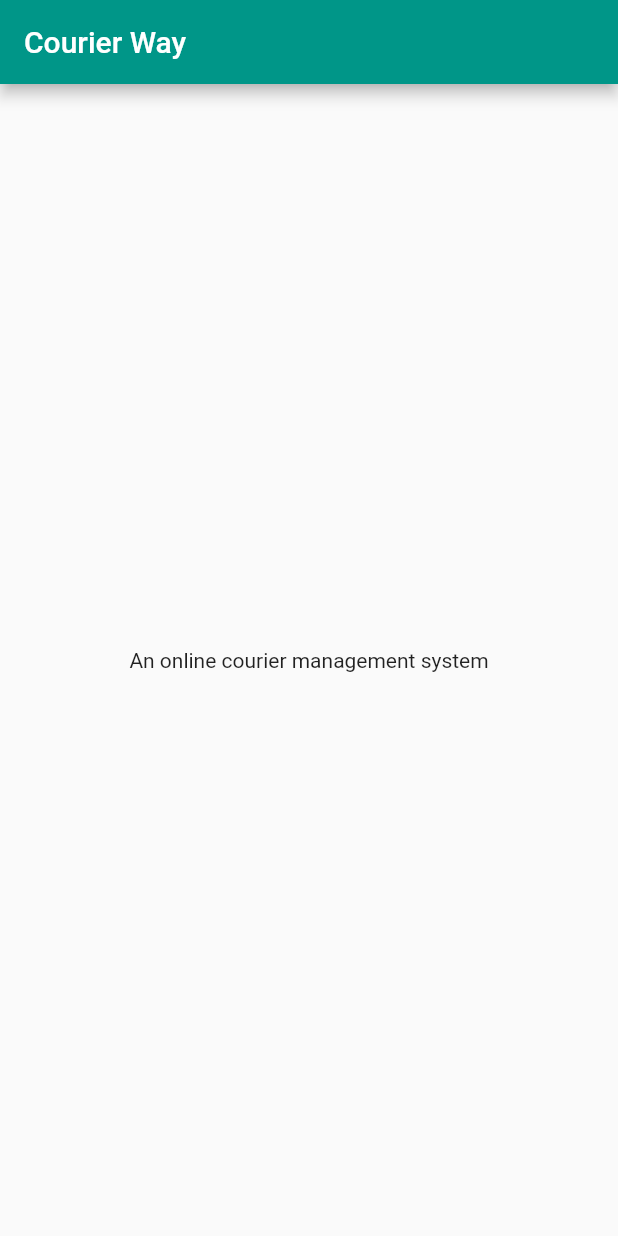
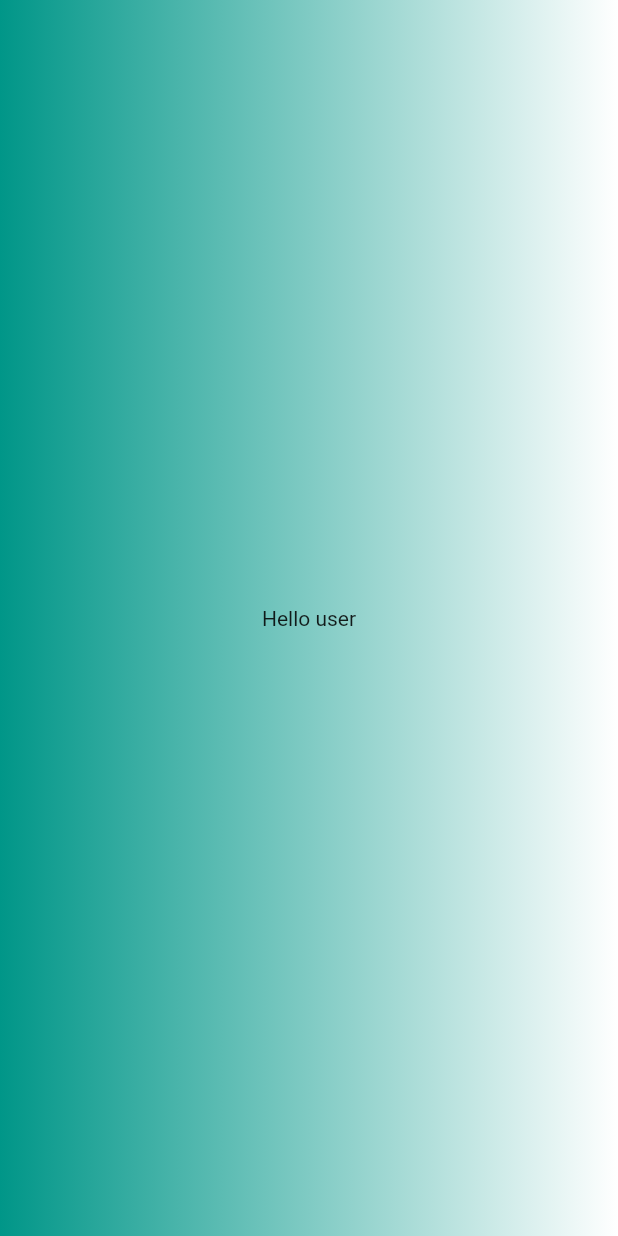
Before and after one commit to whattadarsh/courierManagementSystem, a Flutter app: the screen it shows after launch, on a phone screen of 412 x 824 dp. Run offline on Flutter 3.47's test engine with Material 2 defaults, Android fonts, the phone set to English and light mode, and no system bars; our stand-ins replace flutter_screenutil.

Commit message:
[ADD] main.dart welcome_page.dart and App Name

```diff
--- a/lib/main.dart
+++ b/lib/main.dart
@@ -1,4 +1,8 @@
 import 'package:flutter/material.dart';
+
+/// Project Import
+import 'shared/common.dart';
+import 'modules/customer/welcome_page.dart';
 
 void main() {
   runApp(MyApp());
@@ -9,36 +13,23 @@ class MyApp extends StatelessWidget {
   @override
   Widget build(BuildContext context) {
     return MaterialApp(
-      title: 'Courier Way',
+      title: companyName,
       theme: ThemeData(
         primarySwatch: Colors.teal,
         visualDensity: VisualDensity.adaptivePlatformDensity,
+        primaryTextTheme: TextTheme(
+          headline6: TextStyle(
+            color: Colors.black,
+            fontWeight: FontWeight.w700,
+          ),
+        ),
       ),
-      home: MyHomePage(title: 'Courier Way'),
+      // home: WelcomePage(),
+
+      debugShowCheckedModeBanner: false,
+      routes: {
+        "/": (ctx) => WelcomePage(),
+      },
     );
   }
 }
-
-class MyHomePage extends StatefulWidget {
-  MyHomePage({Key key, this.title}) : super(key: key);
-  final String title;
-
-  @override
-  _MyHomePageState createState() => _MyHomePageState();
-}
-
-class _MyHomePageState extends State<MyHomePage> {
-  @override
-  Widget build(BuildContext context) {
-    return Scaffold(
-      appBar: AppBar(
-        title: Text(widget.title),
-      ),
-      body: Center(
-        child: Text(
-          'An online courier management system',
-        ),
-      ),
-    );
-  }
-}
--- /dev/null
+++ b/lib/modules/customer/welcome_page.dart
@@ -0,0 +1,41 @@
+import 'package:flutter/material.dart';
+import 'package:flutter_screenutil/flutter_screenutil.dart';
+
+class WelcomePage extends StatelessWidget {
+  @override
+  Widget build(BuildContext context) {
+    /// ScreenUtil for Responsive UI
+    ScreenUtil.init(
+      context,
+      width: 392.72727272727275,
+      height: 850.9090909090909,
+      allowFontScaling: true,
+    );
+    return Scaffold(
+      drawer: Container(),
+      // Disable opening the drawer with a swipe gesture.
+      drawerEnableOpenDragGesture: false,
+      // appBar: AppBar(
+      //   title: Text(companyName),
+      //   iconTheme: IconThemeData(color: Colors.black),
+      // ),
+      body: SafeArea(
+        child: Container(
+          decoration: BoxDecoration(
+            gradient: LinearGradient(
+              colors: [
+                Colors.teal,
+                Colors.white,
+              ],
+            ),
+          ),
+          child: Center(
+            child: Text(
+              "Hello user",
+            ), //TODO: Change `user` with the session user name
+          ),
+        ),
+      ),
+    );
+  }
+}
--- /dev/null
+++ b/lib/shared/common.dart
@@ -0,0 +1,2 @@
+/// Company Name of Application
+const String companyName = "CourierWay";
```
